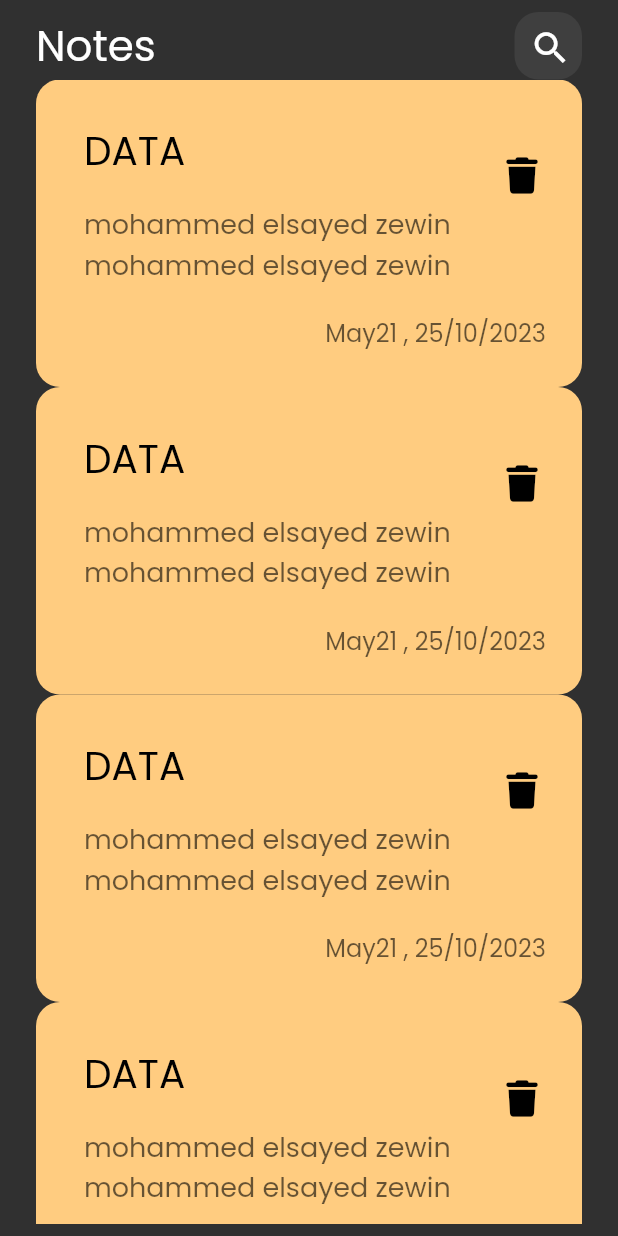
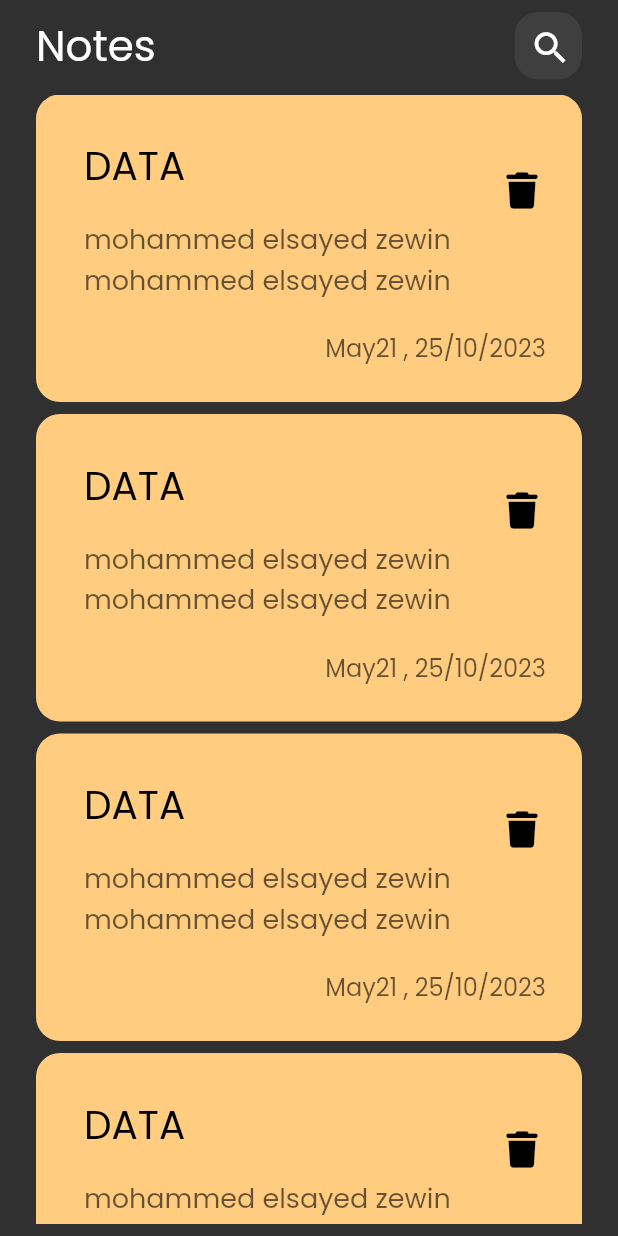
Before and after one commit to MohammedZewin27/noteApp, a Flutter app: the screen it shows after launch, on a phone screen of 412 x 824 dp. Run offline on Flutter 3.47's test engine with Material 2 defaults, Android fonts, the phone set to English and light mode, and no system bars; our stand-ins replace font_awesome_flutter.

Commit message:
create listVewItems

```diff
--- a/lib/component/BadyWiget.dart
+++ b/lib/component/BadyWiget.dart
@@ -2,7 +2,7 @@ import 'package:flutter/material.dart';
 
 import 'appBarWidget.dart';
 import 'customCardView.dart';
-
+import 'listVewItems.dart';
 
 class BadyWidget extends StatelessWidget {
   const BadyWidget({
@@ -11,17 +11,16 @@ class BadyWidget extends StatelessWidget {
 
   @override
   Widget build(BuildContext context) {
-    return   SafeArea(
+    return const SafeArea(
       child: Padding(
-        padding: EdgeInsets.symmetric(vertical:8 ,horizontal:24 ),
+        padding: EdgeInsets.symmetric(vertical: 8, horizontal: 24),
         child: Column(
           children: [
             AppBarWidget(),
-            Expanded(
-              child: ListView.builder(
-                itemCount: 10,
-                  itemBuilder: (context, index) =>CustomCardView() ,),
-            )
+            SizedBox(
+              height: 10,
+            ),
+            NotesListView()
           ],
         ),
       ),
--- a/lib/component/customCardView.dart
+++ b/lib/component/customCardView.dart
@@ -18,6 +18,7 @@ class CustomCardView extends StatelessWidget {
       child: Column(
         crossAxisAlignment: CrossAxisAlignment.end,
         children: [
+
           ListTile(
             title: const Text(
               'DATA',
--- /dev/null
+++ b/lib/component/listVewItems.dart
@@ -0,0 +1,18 @@
+import 'package:flutter/material.dart';
+
+import 'customCardView.dart';
+
+class NotesListView extends StatelessWidget {
+  const NotesListView({super.key});
+
+  @override
+  Widget build(BuildContext context) {
+    return  Expanded(
+      child: ListView.separated(
+        itemCount: 10,
+        itemBuilder: (context, index) =>CustomCardView() ,
+      separatorBuilder: (context, index) => const SizedBox(height: 8,),
+      ),
+    );
+  }
+}
```
